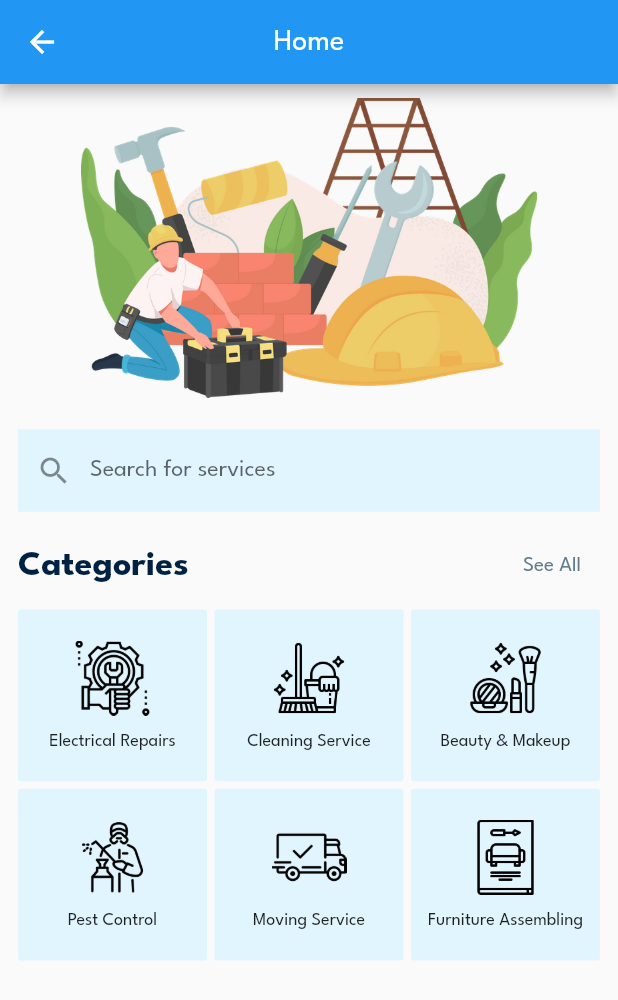
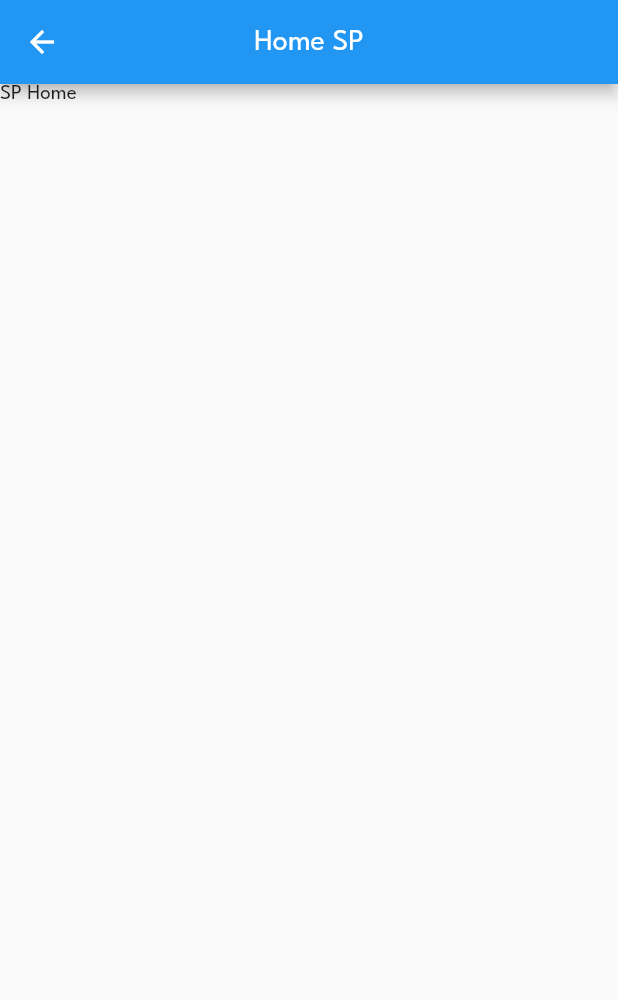
Before and after one commit to ethos-fit19/servicr_sp, a Flutter app: the HomePage screen opened directly, on a phone screen of 412 x 824 dp. Shown: the top 1000 px of the screen. Run offline on Flutter 3.47's test engine with Material 2 defaults, Android fonts, the phone set to English and light mode, and no system bars; our stand-ins replace get, ionicons; missing offline and left inert: servicr_client; statements that could not run were skipped.

Commit message:
Added service provider homepage

```diff
--- a/lib/views/home/home_page.dart
+++ b/lib/views/home/home_page.dart
@@ -13,183 +13,10 @@ class _HomePageState extends State<HomePage> {
   @override
   Widget build(BuildContext context) {
     return Scaffold(
-      appBar: AppBar(
-        centerTitle: true,
-        title: Text("Home"),
-      ),
-      body: SingleChildScrollView(
-        clipBehavior: Clip.none,
-        scrollDirection: Axis.vertical,
-        padding: const EdgeInsets.all(0.0),
-        child: Container(
-          child: Column(
-            children: [
-              Padding(
-                padding: EdgeInsets.all(9.0),
-                child: SafeArea(
-                  child: Container(
-                    child: Image.asset(
-                      'assets/images/sp_home.png',
-                      width: 400.0,
-                      height: 200.25,
-                      fit: BoxFit.contain,
-                    ),
-                  ),
-                ),
-              ),
-              Padding(
-                padding: EdgeInsets.only(
-                    left: 12.0, top: 12.0, right: 12.0, bottom: 0.0),
-                child: Form(
-                  child: TextFormField(
-                    decoration: const InputDecoration(
-                      hintText: "Search for services",
-                      prefixIcon: Icon(Icons.search),
-                      filled: true,
-                      fillColor: Color.fromRGBO(225, 245, 255, 10),
-                      //alignLabelWithHint:false,
-                      border: OutlineInputBorder(
-                        borderRadius: BorderRadius.all(Radius.circular(0.0)),
-                        borderSide: BorderSide.none,
-                        // enabledBorder:OutlineInputBorder(),
-                        // focusedBorder:OutlineInputBorder(),
-                      ),
-                    ),
-                  ),
-                ),
-              ),
-              //const SizedBox(height:12.0,),
-              SelectionTitle(
-                title: "Categories",
-                pressSeeAll: () {},
-              ),
-              Padding(
-                padding: EdgeInsets.only(
-                    left: 12.0, top: 0.0, right: 12.0, bottom: 0.0),
-                child: Container(
-                  //margin: EdgeInsets.all(2.0),
-                  //color: Colors.blue,
-                  height: 290,
-                  //alignment: Alignment.center,
-                  //width: 1000,
-                  child: Padding(
-                    padding: EdgeInsets.only(
-                        left: 0.0, top: 0.0, right: 0.0, bottom: 0.0),
-                    child: Container(
-                      alignment: Alignment.center,
-                      child: GridView.count(
-                        crossAxisCount: 3,
-                        crossAxisSpacing: 5,
-                        mainAxisSpacing: 5,
-                        childAspectRatio: 1.1,
-                        children: [
-                          _categories(
-                              image: "assets/images/I1.png",
-                              name: "Electrical Repairs"),
-                          _categories(
-                              image: "assets/images/I2.png",
-                              name: "Cleaning Service"),
-                          _categories(
-                              image: "assets/images/I3.png",
-                              name: "Beauty & Makeup"),
-                          _categories(
-                              image: "assets/images/I4.png",
-                              name: "Pest Control"),
-                          _categories(
-                              image: "assets/images/I5.png",
-                              name: "Moving Service"),
-                          _categories(
-                              image: "assets/images/I6.png",
-                              name: "Furniture Assembling"),
-                        ],
-                      ),
-                    ),
-                  ),
-                ),
-              )
-            ],
-          ),
+        appBar: AppBar(
+          centerTitle: true,
+          title: Text("Home SP"),
         ),
-      ),
-    );
+        body: Text("SP Home"));
   }
 }
-
-//Gridview categories
-Widget _categories({
-  required String image,
-  required String name,
-}) {
-  return Container(
-    decoration: BoxDecoration(
-      color: Color.fromRGBO(225, 245, 255, 10),
-      borderRadius: BorderRadius.circular(2.0),
-      border: Border.all(
-        color: Color.fromRGBO(225, 245, 255, 10),
-        width: 1,
-      ),
-    ),
-    child: Column(
-      mainAxisAlignment: MainAxisAlignment.center,
-      //crossAxisAlignment: CrossAxisAlignment.center,
-      children: [
-        Padding(
-          padding: const EdgeInsets.only(
-              left: 12.0, top: 0.0, right: 12.0, bottom: 0.0),
-          child: Container(
-            height: 50,
-            decoration: BoxDecoration(
-                image: DecorationImage(
-              image: AssetImage(image),
-            )),
-          ),
-        ),
-        SizedBox(
-          height: 12,
-        ),
-        Text(
-          name,
-          style: TextStyle(fontSize: 12),
-        ),
-      ],
-    ),
-  );
-}
-
-//Categories
-class SelectionTitle extends StatelessWidget {
-  const SelectionTitle({
-    Key? key,
-    required this.title,
-    required this.pressSeeAll,
-  }) : super(key: key);
-  final String title;
-  final VoidCallback pressSeeAll;
-
-  @override
-  Widget build(BuildContext context) {
-    return Padding(
-      padding: EdgeInsets.only(left: 12.0, top: 12.0, right: 12.0, bottom: 5.0),
-      child: Row(
-        mainAxisAlignment: MainAxisAlignment.spaceBetween,
-        children: [
-          Text(
-            title,
-            style: Theme.of(context).textTheme.subtitle1?.copyWith(
-                  color: Color.fromRGBO(0, 33, 66, 20),
-                  fontSize: 24.0,
-                  fontWeight: FontWeight.w800,
-                ),
-          ),
-          TextButton(
-            onPressed: pressSeeAll,
-            child: const Text(
-              "See All",
-              style: TextStyle(color: Colors.blueGrey),
-            ),
-          ),
-        ],
-      ),
-    );
-  }
-}
--- a/lib/views/login/login_page.dart
+++ b/lib/views/login/login_page.dart
@@ -1,9 +1,9 @@
 import 'package:flutter/material.dart';
 import 'package:get/get.dart';
 import 'package:ionicons/ionicons.dart';
-import 'package:servicr_client/views/register/register_page.dart';
-import 'package:servicr_client/views/home/landing.dart';
-import 'package:servicr_client/views/welcome/welcome.dart';
+import 'package:servicr_sp/views/register/register_page.dart';
+import 'package:servicr_sp/views/home/landing.dart';
+import 'package:servicr_sp/views/welcome/welcome.dart';
 
 class LoginPage extends StatefulWidget {
   const LoginPage({Key? key}) : super(key: key);
--- a/lib/views/profile/edit_profile.dart
+++ b/lib/views/profile/edit_profile.dart
@@ -1,7 +1,7 @@
 import 'package:flutter/material.dart';
 import 'package:ionicons/ionicons.dart';
 import 'package:get/get.dart';
-import 'package:servicr_client/views/home/home_page.dart';
+import 'package:servicr_sp/views/home/home_page.dart';
 
 class ProfileEditPage extends StatefulWidget {
   const ProfileEditPage({Key? key}) : super(key: key);
--- a/lib/views/profile/profile_page.dart
+++ b/lib/views/profile/profile_page.dart
@@ -2,8 +2,8 @@
 
 import 'package:flutter/material.dart';
 import 'package:get/get.dart';
-import 'package:servicr_client/constants.dart';
-import 'package:servicr_client/views/welcome/welcome.dart';
+import 'package:servicr_sp/constants.dart';
+import 'package:servicr_sp/views/welcome/welcome.dart';
 import 'edit_profile.dart';
 
 class ProfilePage extends StatelessWidget {
--- a/lib/views/register/register_page.dart
+++ b/lib/views/register/register_page.dart
@@ -1,6 +1,6 @@
 import 'package:flutter/material.dart';
 import 'package:ionicons/ionicons.dart';
-import 'package:servicr_client/views/login/login_page.dart';
+import 'package:servicr_sp/views/login/login_page.dart';
 import 'package:get/get.dart';
 import 'package:get/get_utils/get_utils.dart';
 
--- a/lib/views/welcome/welcome.dart
+++ b/lib/views/welcome/welcome.dart
@@ -1,7 +1,7 @@
 import 'package:flutter/material.dart';
-import 'package:servicr_client/views/home/landing.dart';
-import 'package:servicr_client/views/login/login_page.dart';
-import 'package:servicr_client/views/register/register_page.dart';
+import 'package:servicr_sp/views/home/landing.dart';
+import 'package:servicr_sp/views/login/login_page.dart';
+import 'package:servicr_sp/views/register/register_page.dart';
 
 class WelcomePage extends StatelessWidget {
   const WelcomePage({Key? key}) : super(key: key);
```
Also changed, not shown: lib/views/home/landing.dart (+5 -5 lines).
